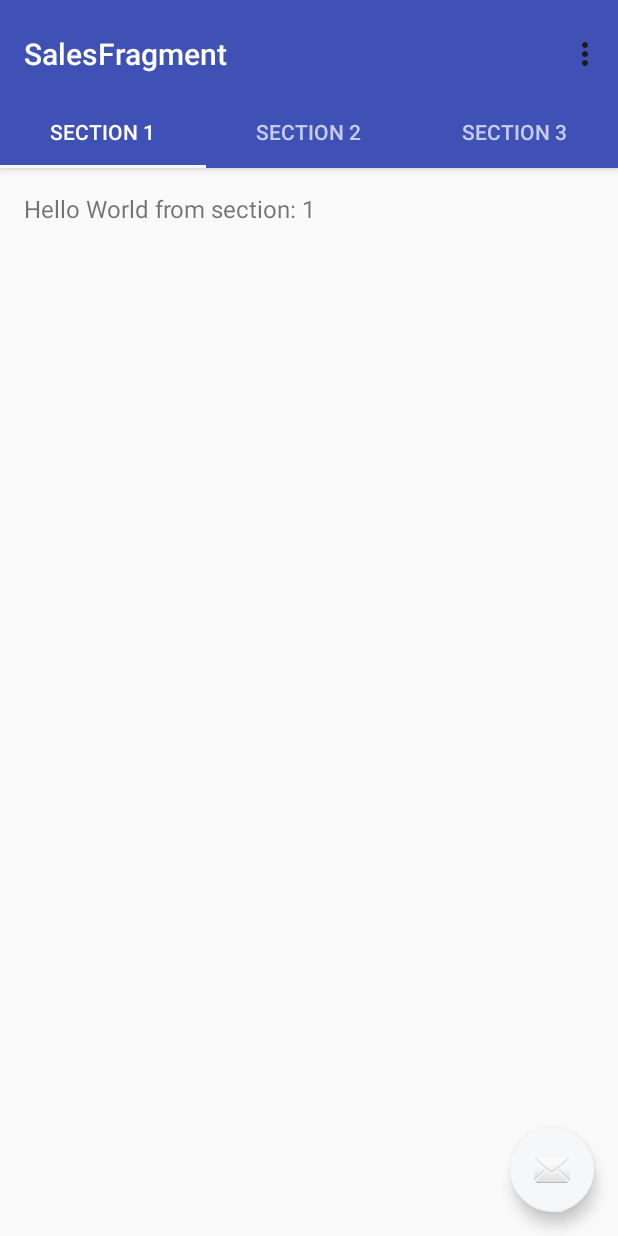
After one commit to NgChiseng/TimePieceApp, an Android app: the SalesFragment screen opened directly, with no data from a screen before it, on a phone screen of 412 x 824 dp. The commit adds this screen. Run offline under Robolectric (Android 15) with nearby library versions, the phone set to English and light mode, and no system bars.

Commit message:
TPA-01 #comment Created SalesActivity, that will convert to SalesFragment for implement the TabNavigation.

```diff
--- a/app/src/main/AndroidManifest.xml
+++ b/app/src/main/AndroidManifest.xml
@@ -61,6 +61,10 @@
             android:name=".ShoppingBagActivity"
             android:screenOrientation="portrait"
             android:theme="@style/AppTheme.NoActionBar" />
+        <activity
+            android:name=".SalesFragment"
+            android:label="@string/title_activity_sales_fragment"
+            android:theme="@style/AppTheme"></activity>
     </application>
 
 </manifest>
--- a/app/src/main/java/com/idbc/ngchiseng/timepieceapp/PurchasesDoneFragment.java
+++ b/app/src/main/java/com/idbc/ngchiseng/timepieceapp/PurchasesDoneFragment.java
@@ -43,8 +43,8 @@ public class PurchasesDoneFragment extends Fragment {
         /*  This block will obtain and add the date corresponding to each Announce object on the
         ArrayList of Announces.
          */
-        data.add(new Announce(R.drawable.second_item, "El mejor servicio de plomeria", "Servicio", "Fecha pago: 13-07-2017", "$", "126", "3 hrs"));
-        data.add(new Announce(R.drawable.third_item, "Clases de guitarra acustica", "Servicio", "Fecha pago: 11-01-2010", "$", "100", "4 hrs"));
+        data.add(new Announce(R.drawable.second_item, "El mejor servicio de plomeria", "Servicio", "Fecha cierre: 13-07-2017", "$", "126", "3 hrs"));
+        data.add(new Announce(R.drawable.third_item, "Clases de guitarra acustica", "Servicio", "Fecha cierre: 11-01-2010", "$", "100", "4 hrs"));
 
         /*  This will handler the ArrayList of Announces and the data inside its with the screen list
         and components o widgets, using the AnnouncesAdapter.
--- /dev/null
+++ b/app/src/main/java/com/idbc/ngchiseng/timepieceapp/SalesFragment.java
@@ -0,0 +1,162 @@
+package com.idbc.ngchiseng.timepieceapp;
+
+import android.support.design.widget.TabLayout;
+import android.support.design.widget.FloatingActionButton;
+import android.support.design.widget.Snackbar;
+import android.support.v7.app.AppCompatActivity;
+import android.support.v7.widget.Toolbar;
+
+import android.support.v4.app.Fragment;
+import android.support.v4.app.FragmentManager;
+import android.support.v4.app.FragmentPagerAdapter;
+import android.support.v4.view.ViewPager;
+import android.os.Bundle;
+import android.view.LayoutInflater;
+import android.view.Menu;
+import android.view.MenuItem;
+import android.view.View;
+import android.view.ViewGroup;
+
+import android.widget.TextView;
+
+public class SalesFragment extends AppCompatActivity {
+
+    /**
+     * The {@link android.support.v4.view.PagerAdapter} that will provide
+     * fragments for each of the sections. We use a
+     * {@link FragmentPagerAdapter} derivative, which will keep every
+     * loaded fragment in memory. If this becomes too memory intensive, it
+     * may be best to switch to a
+     * {@link android.support.v4.app.FragmentStatePagerAdapter}.
+     */
+    private SectionsPagerAdapter mSectionsPagerAdapter;
+
+    /**
+     * The {@link ViewPager} that will host the section contents.
+     */
+    private ViewPager mViewPager;
+
+    @Override
+    protected void onCreate(Bundle savedInstanceState) {
+        super.onCreate(savedInstanceState);
+        setContentView(R.layout.fragment_sales);
+
+        Toolbar toolbar = (Toolbar) findViewById(R.id.toolbar);
+        setSupportActionBar(toolbar);
+        // Create the adapter that will return a fragment for each of the three
+        // primary sections of the activity.
+        mSectionsPagerAdapter = new SectionsPagerAdapter(getSupportFragmentManager());
+
+        // Set up the ViewPager with the sections adapter.
+        mViewPager = (ViewPager) findViewById(R.id.container);
+        mViewPager.setAdapter(mSectionsPagerAdapter);
+
+        TabLayout tabLayout = (TabLayout) findViewById(R.id.tabs);
+        tabLayout.setupWithViewPager(mViewPager);
+
+        FloatingActionButton fab = (FloatingActionButton) findViewById(R.id.fab);
+        fab.setOnClickListener(new View.OnClickListener() {
+            @Override
+            public void onClick(View view) {
+                Snackbar.make(view, "Replace with your own action", Snackbar.LENGTH_LONG)
+                        .setAction("Action", null).show();
+            }
+        });
+
+    }
+
+
+    @Override
+    public boolean onCreateOptionsMenu(Menu menu) {
+        // Inflate the menu; this adds items to the action bar if it is present.
+        getMenuInflater().inflate(R.menu.menu_sales, menu);
+        return true;
+    }
+
+    @Override
+    public boolean onOptionsItemSelected(MenuItem item) {
+        // Handle action bar item clicks here. The action bar will
+        // automatically handle clicks on the Home/Up button, so long
+        // as you specify a parent activity in AndroidManifest.xml.
+        int id = item.getItemId();
+
+        //noinspection SimplifiableIfStatement
+        if (id == R.id.action_settings) {
+            return true;
+        }
+
+        return super.onOptionsItemSelected(item);
+    }
+
+    /**
+     * A placeholder fragment containing a simple view.
+     */
+    public static class PlaceholderFragment extends Fragment {
+        /**
+         * The fragment argument representing the section number for this
+         * fragment.
+         */
+        private static final String ARG_SECTION_NUMBER = "section_number";
+
+        public PlaceholderFragment() {
+        }
+
+        /**
+         * Returns a new instance of this fragment for the given section
+         * number.
+         */
+        public static PlaceholderFragment newInstance(int sectionNumber) {
+            PlaceholderFragment fragment = new PlaceholderFragment();
+            Bundle args = new Bundle();
+            args.putInt(ARG_SECTION_NUMBER, sectionNumber);
+            fragment.setArguments(args);
+            return fragment;
+        }
+
+        @Override
+        public View onCreateView(LayoutInflater inflater, ViewGroup container,
+                                 Bundle savedInstanceState) {
+            View rootView = inflater.inflate(R.layout.fragment_sales2, container, false);
+            TextView textView = (TextView) rootView.findViewById(R.id.section_label);
+            textView.setText(getString(R.string.section_format, getArguments().getInt(ARG_SECTION_NUMBER)));
+            return rootView;
+        }
+    }
+
+    /**
+     * A {@link FragmentPagerAdapter} that returns a fragment corresponding to
+     * one of the sections/tabs/pages.
+     */
+    public class SectionsPagerAdapter extends FragmentPagerAdapter {
+
+        public SectionsPagerAdapter(FragmentManager fm) {
+            super(fm);
+        }
+
+        @Override
+        public Fragment getItem(int position) {
+            // getItem is called to instantiate the fragment for the given page.
+            // Return a PlaceholderFragment (defined as a static inner class below).
+            return PlaceholderFragment.newInstance(position + 1);
+        }
+
+        @Override
+        public int getCount() {
+            // Show 3 total pages.
+            return 3;
+        }
+
+        @Override
+        public CharSequence getPageTitle(int position) {
+            switch (position) {
+                case 0:
+                    return "SECTION 1";
+                case 1:
+                    return "SECTION 2";
+                case 2:
+                    return "SECTION 3";
+            }
+            return null;
+        }
+    }
+}
--- /dev/null
+++ b/app/src/main/res/layout/fragment_sales.xml
@@ -0,0 +1,49 @@
+<?xml version="1.0" encoding="utf-8"?>
+<android.support.design.widget.CoordinatorLayout xmlns:android="http://schemas.android.com/apk/res/android"
+    xmlns:app="http://schemas.android.com/apk/res-auto"
+    xmlns:tools="http://schemas.android.com/tools"
+    android:id="@+id/main_content"
+    android:layout_width="match_parent"
+    android:layout_height="match_parent"
+    android:fitsSystemWindows="true"
+    tools:context="com.idbc.ngchiseng.timepieceapp.SalesFragment">
+
+    <android.support.design.widget.AppBarLayout
+        android:id="@+id/appbar"
+        android:layout_width="match_parent"
+        android:layout_height="wrap_content"
+        android:paddingTop="@dimen/appbar_padding_top"
+        android:theme="@style/AppTheme.AppBarOverlay">
+
+        <android.support.v7.widget.Toolbar
+            android:id="@+id/toolbar"
+            android:layout_width="match_parent"
+            android:layout_height="?attr/actionBarSize"
+            android:background="?attr/colorPrimary"
+            app:layout_scrollFlags="scroll|enterAlways"
+            app:popupTheme="@style/AppTheme.PopupOverlay">
+
+        </android.support.v7.widget.Toolbar>
+
+        <android.support.design.widget.TabLayout
+            android:id="@+id/tabs"
+            android:layout_width="match_parent"
+            android:layout_height="wrap_content" />
+
+    </android.support.design.widget.AppBarLayout>
+
+    <android.support.v4.view.ViewPager
+        android:id="@+id/container"
+        android:layout_width="match_parent"
+        android:layout_height="match_parent"
+        app:layout_behavior="@string/appbar_scrolling_view_behavior" />
+
+    <android.support.design.widget.FloatingActionButton
+        android:id="@+id/fab"
+        android:layout_width="wrap_content"
+        android:layout_height="wrap_content"
+        android:layout_gravity="end|bottom"
+        android:layout_margin="@dimen/fab_margin"
+        app:srcCompat="@android:drawable/ic_dialog_email" />
+
+</android.support.design.widget.CoordinatorLayout>
--- /dev/null
+++ b/app/src/main/res/layout/fragment_sales2.xml
@@ -0,0 +1,16 @@
+<RelativeLayout xmlns:android="http://schemas.android.com/apk/res/android"
+    xmlns:tools="http://schemas.android.com/tools"
+    android:layout_width="match_parent"
+    android:layout_height="match_parent"
+    android:paddingBottom="@dimen/activity_vertical_margin"
+    android:paddingLeft="@dimen/activity_horizontal_margin"
+    android:paddingRight="@dimen/activity_horizontal_margin"
+    android:paddingTop="@dimen/activity_vertical_margin"
+    tools:context="com.idbc.ngchiseng.timepieceapp.SalesFragment$PlaceholderFragment">
+
+    <TextView
+        android:id="@+id/section_label"
+        android:layout_width="wrap_content"
+        android:layout_height="wrap_content" />
+
+</RelativeLayout>
--- /dev/null
+++ b/app/src/main/res/menu/menu_sales.xml
@@ -0,0 +1,10 @@
+<menu xmlns:android="http://schemas.android.com/apk/res/android"
+    xmlns:app="http://schemas.android.com/apk/res-auto"
+    xmlns:tools="http://schemas.android.com/tools"
+    tools:context="com.idbc.ngchiseng.timepieceapp.SalesFragment">
+    <item
+        android:id="@+id/action_settings"
+        android:orderInCategory="100"
+        android:title="@string/action_settings"
+        app:showAsAction="never" />
+</menu>
--- a/app/src/main/res/values/strings.xml
+++ b/app/src/main/res/values/strings.xml
@@ -63,5 +63,6 @@
     <string name="purchases_finished">Finished</string>
     <string name="donations_received">Received</string>
     <string name="donations_done">Done</string>
+    <string name="title_activity_sales_fragment">SalesFragment</string>
 
 </resources>
```
